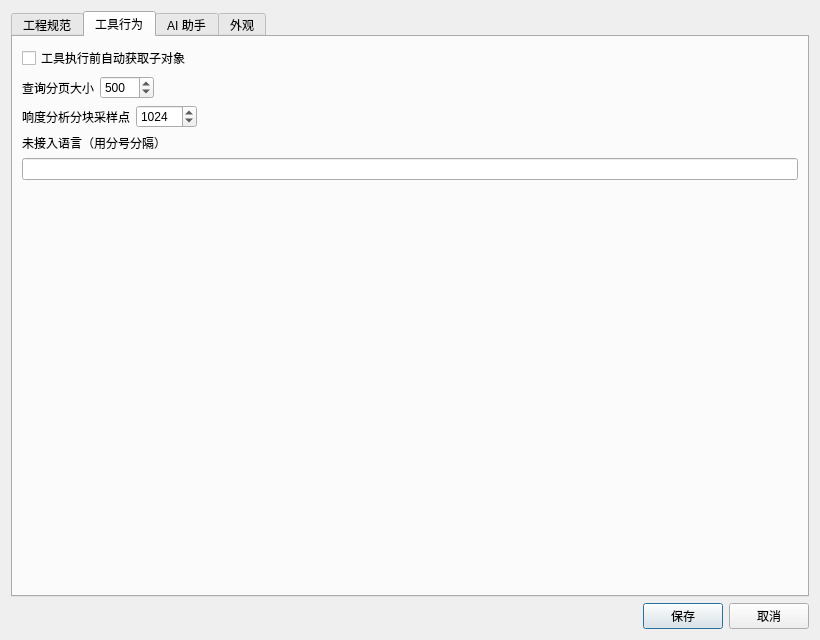
Above: ui/ProjectSettings.ui from victor647/WAAPI_Tools before the change. Below: the same form after it.
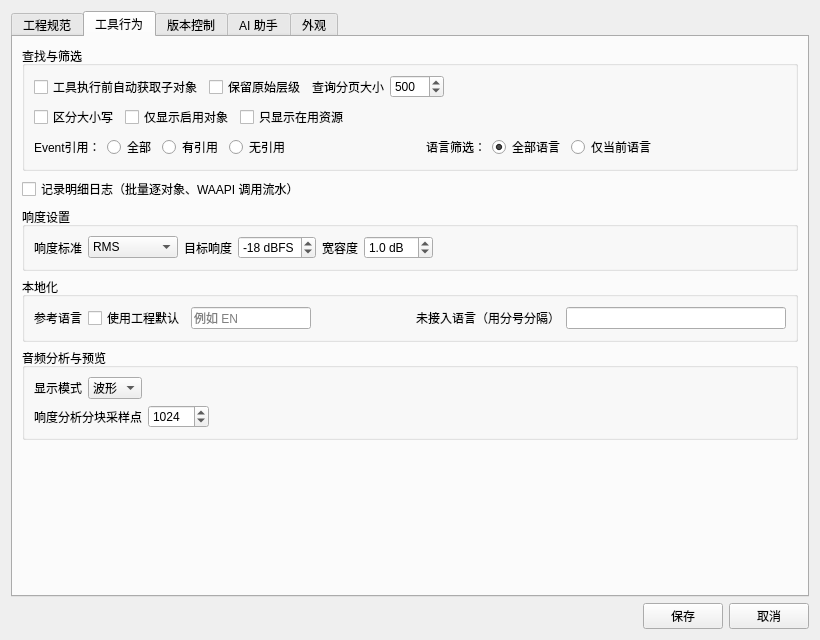
That is the form after the change. The open tabs and pages were chosen to show the change. Custom widgets are drawn as their Qt base class.

Commit message: 响度工具，多语言比对工具，Conversion设置工具

Patch:
```diff
--- a/ui/ProjectSettings.ui
+++ b/ui/ProjectSettings.ui
@@ -339,6 +339,14 @@
       </attribute>
       <layout class="QVBoxLayout" name="tabToolsLayout">
        <item>
+        <widget class="QGroupBox" name="grpSearchAndFilter">
+         <property name="title">
+          <string>查找与筛选</string>
+         </property>
+         <layout class="QVBoxLayout" name="searchAndFilterLayout">
+          <item>
+           <layout class="QHBoxLayout" name="searchRow">
+       <item>
         <widget class="QCheckBox" name="cbxAutoFetchChildren">
          <property name="text">
           <string>工具执行前自动获取子对象</string>
@@ -346,7 +354,15 @@
         </widget>
        </item>
        <item>
-        <layout class="QHBoxLayout" name="pageSizeRow">
+              <widget class="QCheckBox" name="cbxKeepSelf">
+              <property name="text">
+               <string>保留原始层级</string>
+              </property>
+              <property name="toolTip">
+               <string>高级查找子对象时，查找结果同时保留输入对象自身。</string>
+              </property>
+             </widget>
+            </item>
          <item>
           <widget class="QLabel" name="lblPageSize">
            <property name="text">
@@ -377,7 +393,376 @@
           </widget>
          </item>
          <item>
-          <spacer name="pageSizeSpacer">
+             <spacer name="searchRowSpacer">
+              <property name="orientation">
+               <enum>Qt::Horizontal</enum>
+              </property>
+              <property name="sizeHint" stdset="0">
+               <size>
+                <width>40</width>
+                <height>20</height>
+               </size>
+              </property>
+             </spacer>
+            </item>
+           </layout>
+          </item>
+          <item>
+           <layout class="QHBoxLayout" name="filterCheckRow">
+            <item>
+             <widget class="QCheckBox" name="cbxCaseSensitive">
+              <property name="text">
+               <string>区分大小写</string>
+              </property>
+              <property name="toolTip">
+               <string>主窗口表格关键词筛选时区分英文字母大小写。</string>
+              </property>
+             </widget>
+            </item>
+            <item>
+             <widget class="QCheckBox" name="cbxOnlyIncluded">
+              <property name="text">
+               <string>仅显示启用对象</string>
+              </property>
+              <property name="toolTip">
+               <string>过滤掉工程中未启用的对象（含上级未启用的层级）。</string>
+              </property>
+             </widget>
+            </item>
+            <item>
+             <widget class="QCheckBox" name="cbxOnlyInUse">
+              <property name="text">
+               <string>只显示在用资源</string>
+              </property>
+              <property name="toolTip">
+               <string>只显示被 WorkUnit 内当前语言实际引用的音频源。</string>
+              </property>
+             </widget>
+            </item>
+            <item>
+             <spacer name="filterCheckSpacer">
+              <property name="orientation">
+               <enum>Qt::Horizontal</enum>
+              </property>
+              <property name="sizeHint" stdset="0">
+               <size>
+                <width>40</width>
+                <height>20</height>
+               </size>
+              </property>
+             </spacer>
+            </item>
+           </layout>
+          </item>
+          <item>
+           <layout class="QHBoxLayout" name="filterRadioRow">
+            <item>
+             <widget class="QLabel" name="lblEventFilter">
+              <property name="text">
+               <string>Event引用：</string>
+              </property>
+             </widget>
+            </item>
+            <item>
+             <widget class="QRadioButton" name="rbnEventAll">
+              <property name="text">
+               <string>全部</string>
+              </property>
+              <property name="checked">
+               <bool>true</bool>
+              </property>
+             </widget>
+            </item>
+            <item>
+             <widget class="QRadioButton" name="rbnEventHas">
+              <property name="text">
+               <string>有引用</string>
+              </property>
+             </widget>
+            </item>
+            <item>
+             <widget class="QRadioButton" name="rbnEventNo">
+              <property name="text">
+               <string>无引用</string>
+              </property>
+             </widget>
+            </item>
+            <item>
+             <spacer name="filterRadioMiddleSpacer">
+              <property name="orientation">
+               <enum>Qt::Horizontal</enum>
+              </property>
+              <property name="sizeHint" stdset="0">
+               <size>
+                <width>20</width>
+                <height>20</height>
+               </size>
+              </property>
+             </spacer>
+            </item>
+            <item>
+             <widget class="QLabel" name="lblLanguageFilter">
+              <property name="text">
+               <string>语言筛选：</string>
+              </property>
+             </widget>
+            </item>
+            <item>
+             <widget class="QRadioButton" name="rbnLangAll">
+              <property name="text">
+               <string>全部语言</string>
+              </property>
+              <property name="checked">
+               <bool>true</bool>
+              </property>
+             </widget>
+            </item>
+            <item>
+             <widget class="QRadioButton" name="rbnLangActive">
+              <property name="text">
+               <string>仅当前语言</string>
+              </property>
+             </widget>
+            </item>
+            <item>
+             <spacer name="filterRadioEndSpacer">
+              <property name="orientation">
+               <enum>Qt::Horizontal</enum>
+              </property>
+              <property name="sizeHint" stdset="0">
+               <size>
+                <width>40</width>
+                <height>20</height>
+               </size>
+              </property>
+             </spacer>
+            </item>
+           </layout>
+          </item>
+         </layout>
+        </widget>
+       </item>
+       <item>
+        <widget class="QCheckBox" name="cbxDetailLog">
+         <property name="toolTip">
+          <string>打开后会把批量处理中每个对象的处理记录、以及每次 WAAPI 调用的参数与耗时写进日志文件（gui_log.log / mcp_log.log）。日志量大时会产生额外磁盘写入，排查问题后再关掉即可。</string>
+         </property>
+         <property name="text">
+          <string>记录明细日志（批量逐对象、WAAPI 调用流水）</string>
+         </property>
+        </widget>
+       </item>
+       <item>
+        <widget class="QGroupBox" name="grpLoudness">
+         <property name="title">
+          <string>响度设置</string>
+         </property>
+         <layout class="QHBoxLayout" name="loudnessRow">
+          <item>
+           <widget class="QLabel" name="lblLoudnessStandard">
+            <property name="text">
+             <string>响度标准</string>
+            </property>
+           </widget>
+          </item>
+          <item>
+           <widget class="QComboBox" name="cbbLoudnessStandard">
+            <property name="minimumSize">
+             <size>
+              <width>90</width>
+              <height>0</height>
+             </size>
+            </property>
+            <item>
+             <property name="text">
+              <string>RMS</string>
+             </property>
+            </item>
+            <item>
+             <property name="text">
+              <string>LUFS</string>
+             </property>
+            </item>
+           </widget>
+          </item>
+          <item>
+           <widget class="QLabel" name="lblTargetLoudness">
+            <property name="text">
+             <string>目标响度</string>
+            </property>
+           </widget>
+          </item>
+          <item>
+           <widget class="QSpinBox" name="spbTargetLoudness">
+            <property name="suffix">
+             <string> dBFS</string>
+            </property>
+            <property name="minimum">
+             <number>-60</number>
+            </property>
+            <property name="maximum">
+             <number>0</number>
+            </property>
+            <property name="value">
+             <number>-18</number>
+            </property>
+           </widget>
+          </item>
+          <item>
+           <widget class="QLabel" name="lblLoudnessTolerance">
+            <property name="text">
+             <string>宽容度</string>
+            </property>
+           </widget>
+          </item>
+          <item>
+           <widget class="QDoubleSpinBox" name="spbLoudnessTolerance">
+            <property name="suffix">
+             <string> dB</string>
+            </property>
+            <property name="decimals">
+             <number>1</number>
+            </property>
+            <property name="minimum">
+             <double>0.000000000000000</double>
+            </property>
+            <property name="maximum">
+             <double>20.000000000000000</double>
+            </property>
+            <property name="singleStep">
+             <double>0.500000000000000</double>
+            </property>
+            <property name="value">
+             <double>1.000000000000000</double>
+            </property>
+           </widget>
+          </item>
+          <item>
+           <spacer name="loudnessSpacer">
+            <property name="orientation">
+             <enum>Qt::Horizontal</enum>
+            </property>
+            <property name="sizeHint" stdset="0">
+             <size>
+              <width>40</width>
+              <height>20</height>
+             </size>
+            </property>
+           </spacer>
+          </item>
+         </layout>
+        </widget>
+       </item>
+       <item>
+        <widget class="QGroupBox" name="grpLocalization">
+         <property name="title">
+          <string>本地化</string>
+         </property>
+         <layout class="QVBoxLayout" name="localizationLayout">
+          <item>
+           <layout class="QHBoxLayout" name="referenceLanguageRow">
+            <item>
+             <widget class="QLabel" name="lblReferenceLanguage">
+              <property name="text">
+               <string>参考语言</string>
+              </property>
+             </widget>
+            </item>
+            <item>
+             <widget class="QCheckBox" name="cbxUseDefaultReferenceLanguage">
+              <property name="text">
+               <string>使用工程默认</string>
+              </property>
+              <property name="toolTip">
+               <string>勾选后直接读取 Wwise 工程的参考语言（referenceLanguageId）；取消勾选则使用右边手填的语言名，静音填补空缺等本地化工具与多语言对比都会用到。</string>
+              </property>
+             </widget>
+            </item>
+            <item>
+             <widget class="QLineEdit" name="ledReferenceLanguage">
+              <property name="minimumSize">
+               <size>
+                <width>120</width>
+                <height>0</height>
+               </size>
+              </property>
+              <property name="placeholderText">
+               <string>例如 EN</string>
+              </property>
+             </widget>
+            </item>
+            <item>
+             <spacer name="referenceLanguageSpacer">
+              <property name="orientation">
+               <enum>Qt::Horizontal</enum>
+              </property>
+              <property name="sizeHint" stdset="0">
+               <size>
+                <width>40</width>
+                <height>20</height>
+               </size>
+              </property>
+             </spacer>
+            </item>
+            <item>
+             <widget class="QLabel" name="lblLanguagesHeader">
+              <property name="text">
+               <string>未接入语言（用分号分隔）</string>
+              </property>
+              <property name="toolTip">
+               <string>这些语言尚未接入，工程检查时不会要求它们存在对应语音，也不参与本地化检查。多个语言用分号分隔，例如 Chinese;Japanese。</string>
+              </property>
+             </widget>
+            </item>
+            <item>
+             <widget class="QLineEdit" name="iptLanguages">
+              <property name="minimumSize">
+               <size>
+                <width>220</width>
+                <height>0</height>
+               </size>
+              </property>
+              <property name="toolTip">
+               <string>多个语言用分号分隔，例如 Chinese;Japanese。</string>
+              </property>
+             </widget>
+            </item>
+           </layout>
+          </item>
+         </layout>
+        </widget>
+       </item>
+       <item>
+        <widget class="QGroupBox" name="grpAudioPreview">
+         <property name="title">
+          <string>音频分析与预览</string>
+         </property>
+         <layout class="QVBoxLayout" name="audioPreviewLayout">
+          <item>
+           <layout class="QHBoxLayout" name="previewModeRow">
+            <item>
+             <widget class="QLabel" name="lblPreviewDisplayMode">
+              <property name="text">
+               <string>显示模式</string>
+              </property>
+             </widget>
+            </item>
+            <item>
+             <widget class="QComboBox" name="cbbPreviewDisplayMode">
+              <item>
+               <property name="text">
+                <string>波形</string>
+               </property>
+              </item>
+              <item>
+               <property name="text">
+                <string>频谱</string>
+               </property>
+              </item>
+             </widget>
+            </item>
+            <item>
+             <spacer name="previewModeSpacer">
            <property name="orientation">
             <enum>Qt::Horizontal</enum>
            </property>
@@ -437,21 +822,7 @@
          </item>
         </layout>
        </item>
-       <item>
-        <widget class="QLabel" name="lblLanguagesHeader">
-         <property name="text">
-          <string>未接入语言（用分号分隔）</string>
-         </property>
-         <property name="toolTip">
-          <string>这些语言尚未接入，工程检查时不会要求它们存在对应语音，也不参与本地化检查。多个语言用分号分隔，例如 Chinese;Japanese。</string>
-         </property>
-        </widget>
-       </item>
-       <item>
-        <widget class="QLineEdit" name="iptLanguages">
-         <property name="toolTip">
-          <string>多个语言用分号分隔，例如 Chinese;Japanese。</string>
-         </property>
+         </layout>
         </widget>
        </item>
        <item>
@@ -469,6 +840,143 @@
        </item>
       </layout>
      </widget>
+     <widget class="QWidget" name="tabVersionControl">
+      <attribute name="title">
+       <string>版本控制</string>
+      </attribute>
+      <layout class="QVBoxLayout" name="tabVersionControlLayout">
+       <item>
+        <layout class="QFormLayout" name="vcsForm">
+         <item row="0" column="0">
+          <widget class="QLabel" name="lblVcsMode">
+           <property name="text">
+            <string>版本控制类型</string>
+           </property>
+          </widget>
+         </item>
+         <item row="0" column="1">
+          <widget class="QComboBox" name="cbbVcsMode"/>
+         </item>
+         <item row="1" column="0">
+          <widget class="QLabel" name="lblP4Server">
+           <property name="text">
+            <string>P4 服务器</string>
+           </property>
+          </widget>
+         </item>
+         <item row="1" column="1">
+          <widget class="QLineEdit" name="iptP4Server">
+           <property name="placeholderText">
+            <string>如 ssl:perforce.example.com:1666；留空表示用 P4 客户端默认值</string>
+           </property>
+          </widget>
+         </item>
+         <item row="2" column="0">
+          <widget class="QLabel" name="lblP4Charset">
+           <property name="text">
+            <string>P4 字符集</string>
+           </property>
+          </widget>
+         </item>
+         <item row="2" column="1">
+          <widget class="QLineEdit" name="iptP4Charset">
+           <property name="placeholderText">
+            <string>默认 utf8</string>
+           </property>
+          </widget>
+         </item>
+         <item row="3" column="0">
+          <widget class="QLabel" name="lblP4ChangelistDescription">
+           <property name="text">
+            <string>P4 提交描述</string>
+           </property>
+          </widget>
+         </item>
+         <item row="3" column="1">
+          <widget class="QLineEdit" name="iptP4ChangelistDescription"/>
+         </item>
+         <item row="4" column="0">
+          <widget class="QLabel" name="lblSvnExecutable">
+           <property name="text">
+            <string>SVN 可执行文件</string>
+           </property>
+          </widget>
+         </item>
+         <item row="4" column="1">
+          <widget class="QLineEdit" name="iptSvnExecutable">
+           <property name="placeholderText">
+            <string>已在 PATH 中时直接写 svn，否则写完整路径</string>
+           </property>
+          </widget>
+         </item>
+         <item row="5" column="0">
+          <widget class="QLabel" name="lblSvnUsername">
+           <property name="text">
+            <string>SVN 用户名</string>
+           </property>
+          </widget>
+         </item>
+         <item row="5" column="1">
+          <widget class="QLineEdit" name="iptSvnUsername"/>
+         </item>
+         <item row="6" column="0">
+          <widget class="QLabel" name="lblSvnPassword">
+           <property name="text">
+            <string>SVN 密码</string>
+           </property>
+          </widget>
+         </item>
+         <item row="6" column="1">
+          <widget class="QLineEdit" name="iptSvnPassword">
+           <property name="echoMode">
+            <enum>QLineEdit::Password</enum>
+           </property>
+          </widget>
+         </item>
+         <item row="7" column="0">
+          <widget class="QLabel" name="lblSvnCommitMessage">
+           <property name="text">
+            <string>SVN 提交信息</string>
+           </property>
+          </widget>
+         </item>
+         <item row="7" column="1">
+          <widget class="QLineEdit" name="iptSvnCommitMessage"/>
+         </item>
+         <item row="8" column="0" colspan="2">
+          <widget class="QPushButton" name="btnVcsTest">
+           <property name="text">
+            <string>测试连接</string>
+           </property>
+          </widget>
+         </item>
+        </layout>
+       </item>
+       <item>
+        <widget class="QLabel" name="lblVcsHint">
+         <property name="wordWrap">
+          <bool>true</bool>
+         </property>
+         <property name="text">
+          <string>版本控制用于主窗口「集成视图 - 作者」列：显示对象所在 WorkUnit 文件最后一次提交的提交人。SVN 走 svn info（读本地工作副本，不访问服务器，较快）；P4 走 fstat + describe（需要能连上服务器，首次查询较慢）。提交描述/提交信息用于本工具自动创建 changelist 或提交时填写。设置保存在 user_config.json 的 version_control / p4 / svn 节，修改后需重启软件生效。</string>
+         </property>
+        </widget>
+       </item>
+       <item>
+        <spacer name="vcsSpacer">
+         <property name="orientation">
+          <enum>Qt::Vertical</enum>
+         </property>
+         <property name="sizeHint" stdset="0">
+          <size>
+           <width>20</width>
+           <height>40</height>
+          </size>
+         </property>
+        </spacer>
+       </item>
+      </layout>
+     </widget>
      <widget class="QWidget" name="tabAi">
       <attribute name="title">
        <string>AI 助手</string>
```
Left out of the diff: 62 changed lines with no effect on the pictures. Lines whose indentation alone changed are shown as unchanged. The commit also changes 57 other files.
